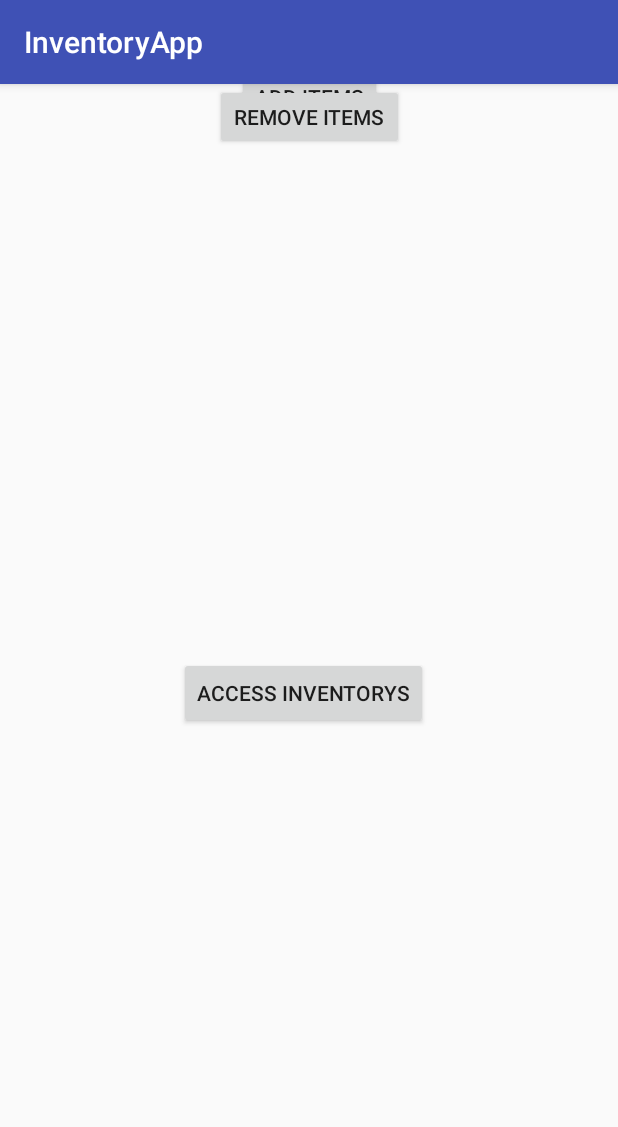
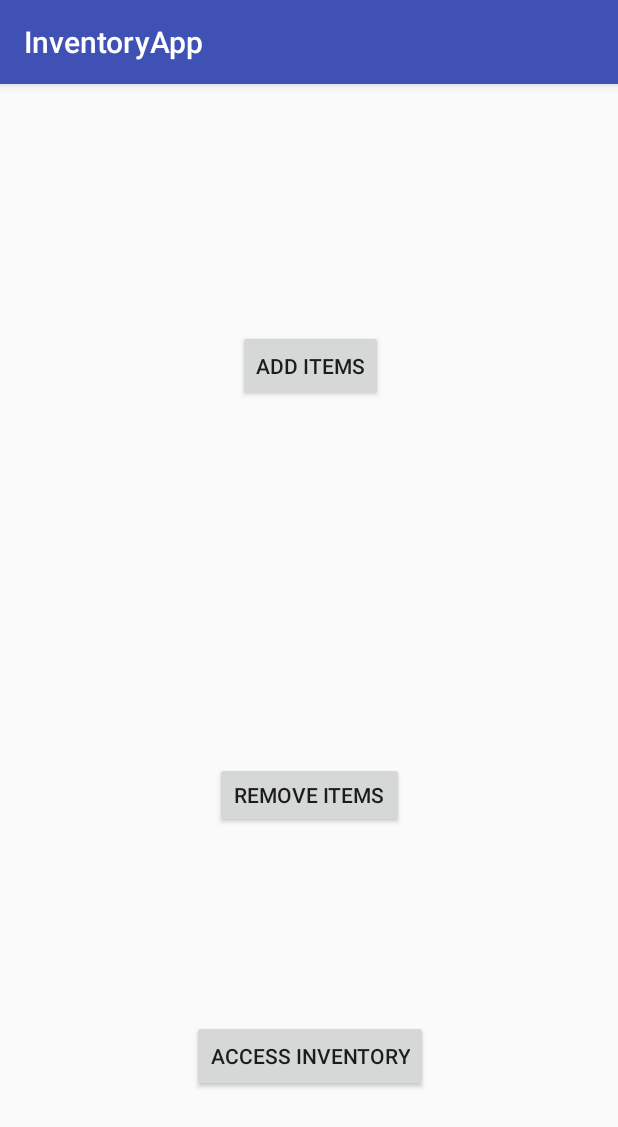
Before and after one commit to Apps5Good/InventoryApp, an Android app: the screen it shows after launch (MainActivity), on a phone screen of 412 x 824 dp. Shown: the top 1127 px of the screen. Run offline under Robolectric (Android 15) with nearby library versions, the phone set to English and light mode, and no system bars.

Commit message:
fixed some constraints

```diff
--- a/app/src/main/res/layout/activity_main.xml
+++ b/app/src/main/res/layout/activity_main.xml
@@ -4,49 +4,50 @@
     xmlns:tools="http://schemas.android.com/tools"
     android:layout_width="match_parent"
     android:layout_height="match_parent"
-    tools:context="com.example.deepa.inventoryapp.MainActivity">
+    tools:context="com.example.deepa.inventoryapp.MainActivity"
+    tools:layout_editor_absoluteY="81dp">
 
     <Button
         android:id="@+id/addItem"
         android:layout_width="wrap_content"
         android:layout_height="wrap_content"
-        android:layout_marginBottom="8dp"
+        android:layout_marginBottom="84dp"
+        android:layout_marginEnd="8dp"
+        android:layout_marginStart="8dp"
         android:layout_marginTop="8dp"
         android:onClick="addItems"
         android:text="@string/add_items"
         app:layout_constraintBottom_toTopOf="@+id/removeItems"
-        app:layout_constraintEnd_toEndOf="parent"
-        app:layout_constraintHorizontal_bias="0.501"
-        app:layout_constraintStart_toStartOf="parent"
-        app:layout_constraintTop_toTopOf="parent"
-        app:layout_constraintVertical_bias="0.379" />
+        app:layout_constraintEnd_toEndOf="@+id/removeItems"
+        app:layout_constraintHorizontal_bias="0.538"
+        app:layout_constraintStart_toStartOf="@+id/removeItems"
+        app:layout_constraintTop_toTopOf="parent" />
 
     <Button
         android:id="@+id/removeItems"
         android:layout_width="126dp"
         android:layout_height="44dp"
+        android:layout_marginBottom="128dp"
         android:layout_marginEnd="8dp"
-        android:layout_marginRight="8dp"
+        android:layout_marginStart="8dp"
         android:onClick="addItems"
         android:text="@string/remove_items"
-        app:layout_constraintEnd_toEndOf="@+id/addItem"
-        app:layout_constraintHorizontal_bias="0.405"
-        app:layout_constraintVertical_bias="0"
-        app:layout_constraintStart_toStartOf="@+id/addItem"
-        tools:layout_editor_absoluteY="198dp" />
+        app:layout_constraintBottom_toTopOf="@+id/accessInventory"
+        app:layout_constraintEnd_toEndOf="@+id/accessInventory"
+        app:layout_constraintHorizontal_bias="0.466"
+        app:layout_constraintStart_toStartOf="@+id/accessInventory" />
 
     <Button
         android:id="@+id/accessInventory"
         android:layout_width="wrap_content"
         android:layout_height="wrap_content"
-        android:layout_marginBottom="8dp"
+        android:layout_marginBottom="96dp"
         android:layout_marginEnd="8dp"
-        android:layout_marginRight="8dp"
-        android:layout_marginTop="8dp"
+        android:layout_marginStart="8dp"
         android:text="@string/access_inventory"
         app:layout_constraintBottom_toBottomOf="parent"
-        app:layout_constraintEnd_toEndOf="@+id/removeItems"
-        app:layout_constraintStart_toStartOf="@+id/removeItems"
-        app:layout_constraintTop_toBottomOf="@+id/removeItems" />
+        app:layout_constraintEnd_toEndOf="parent"
+        app:layout_constraintHorizontal_bias="0.502"
+        app:layout_constraintStart_toStartOf="parent" />
 
 </android.support.constraint.ConstraintLayout>
--- a/app/src/main/res/values/strings.xml
+++ b/app/src/main/res/values/strings.xml
@@ -3,7 +3,7 @@
     <string name="app_name">InventoryApp</string>
     <string name="add_items">Add Items</string>
     <string name="remove_items">Remove Items</string>
-    <string name="access_inventory">Access Inventorys</string>
+    <string name="access_inventory">Access Inventory</string>
 
     //Camera Page
     <string name="test_add">Adding Items</string>
```
